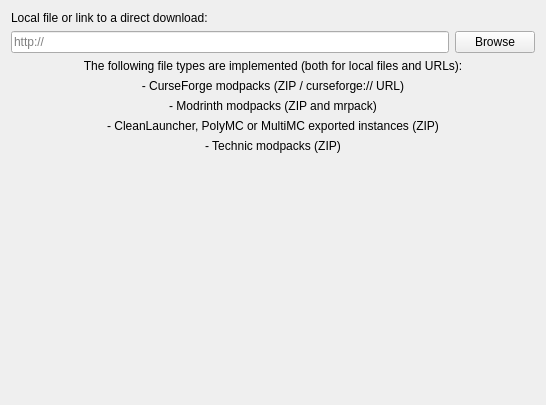
CleanLauncher/Launcher, file launcher/ui/pages/modplatform/ImportPage.ui: the form before one commit.
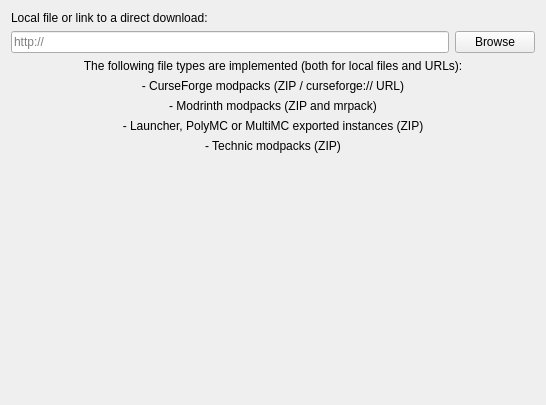
The form after the commit.

Commit message: refactor!: rename CleanLauncher to Launcher and remove all pinecone references

Patch:
```diff
--- a/launcher/ui/pages/modplatform/ImportPage.ui
+++ b/launcher/ui/pages/modplatform/ImportPage.ui
@@ -60,7 +60,7 @@
      <item>
       <widget class="QLabel" name="label_2">
        <property name="text">
-        <string>- CleanLauncher, PolyMC or MultiMC exported instances (ZIP)</string>
+        <string>- Launcher, PolyMC or MultiMC exported instances (ZIP)</string>
        </property>
        <property name="alignment">
         <set>Qt::AlignCenter</set>
```
The commit also changes 165 other files.
